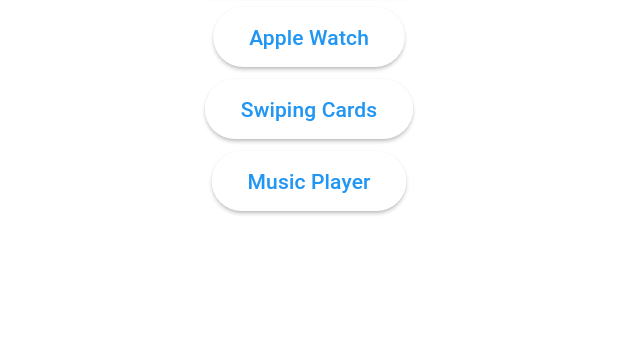
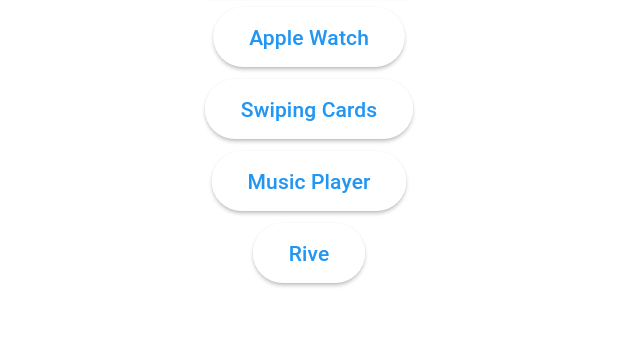
Before and after one commit to Hazka3/std_flutter_animations, a Flutter app: the screen it shows after launch, on a phone screen of 412 x 824 dp, the part 227-574 px from its top. Run offline on Flutter 3.47's test engine with Material 3 defaults, Android fonts, the phone set to English and light mode, and no system bars.

Commit message:
feat: Add button to navigate to RiveScreen in MenuScreen

```diff
--- a/lib/screens/menu_screen.dart
+++ b/lib/screens/menu_screen.dart
@@ -3,6 +3,7 @@ import 'package:std_flutter_animations/screens/apple_watch_screen.dart';
 import 'package:std_flutter_animations/screens/explicit_animations_screen.dart';
 import 'package:std_flutter_animations/screens/implicit_animations_screen.dart';
 import 'package:std_flutter_animations/screens/music_player_screen.dart';
+import 'package:std_flutter_animations/screens/rive_screen.dart';
 import 'package:std_flutter_animations/screens/swiping_cards_screen.dart';
 
 class MenuScreen extends StatelessWidget {
@@ -61,6 +62,13 @@ class MenuScreen extends StatelessWidget {
               ),
               child: const Text("Music Player"),
             ),
+            ElevatedButton(
+              onPressed: () => _goToPage(
+                context,
+                const RiveScreen(),
+              ),
+              child: const Text("Rive"),
+            ),
           ],
         ),
       ),
```
